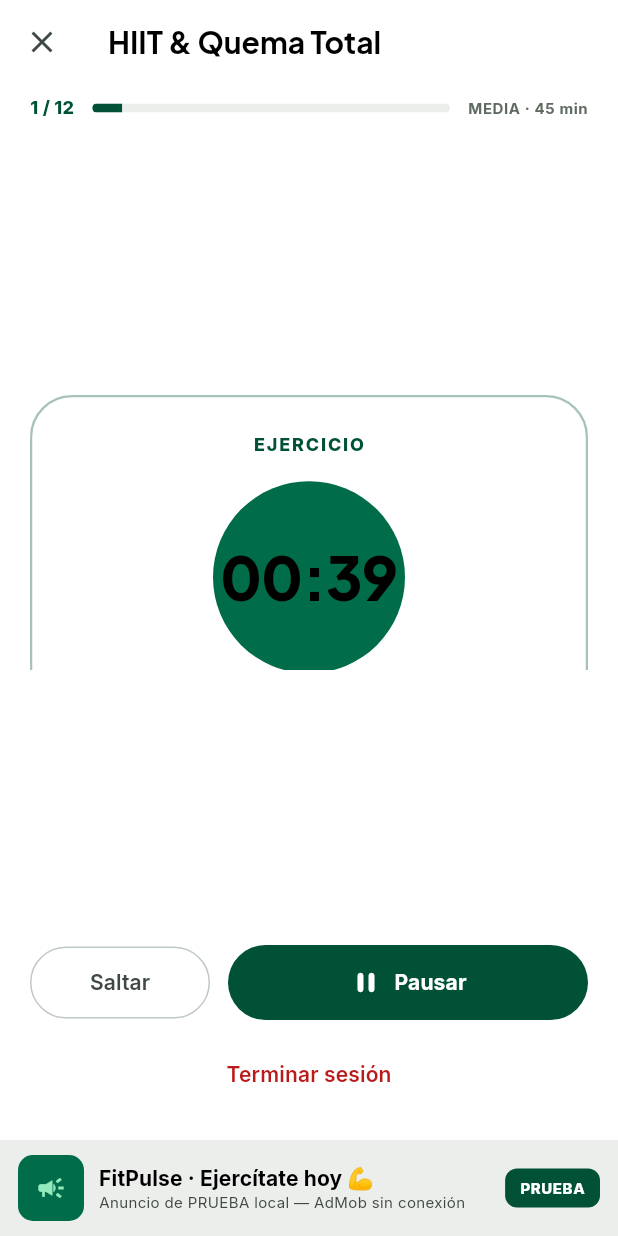
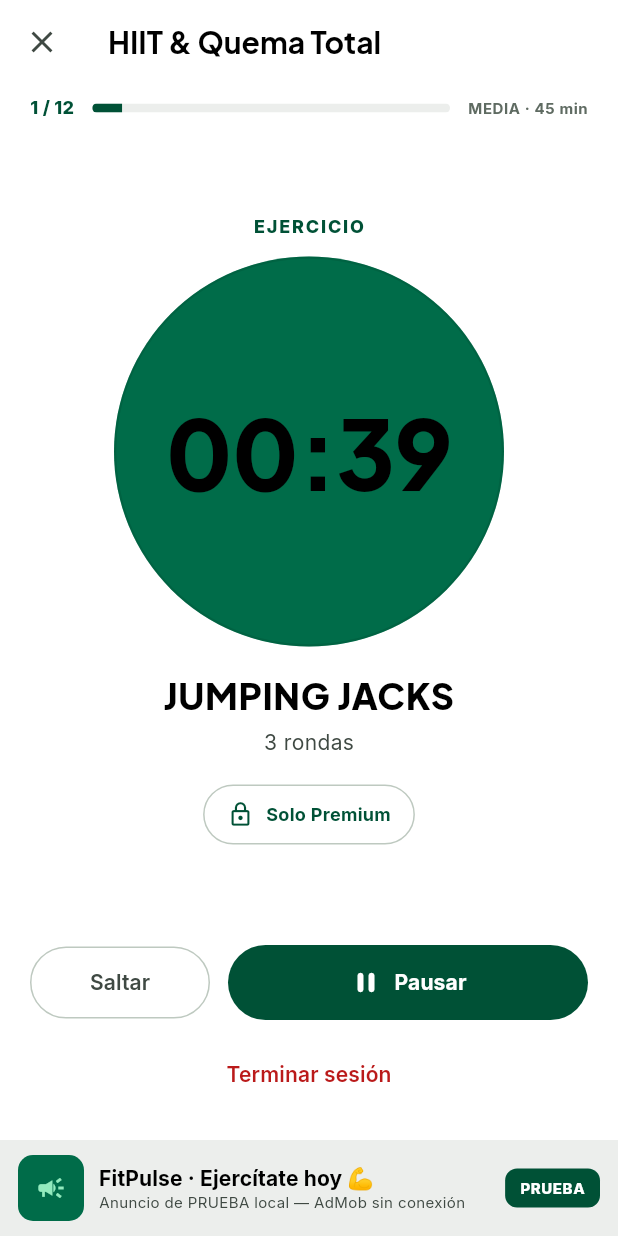
Before and after one commit to maurodev22/FitPulse, a Flutter app: the WorkoutPlayerScreen screen opened directly with sample values from the repository, on a phone screen of 412 x 824 dp. Run offline on Flutter 3.47's test engine with Material 3 defaults, Android fonts, the phone set to English and light mode, and no system bars; our stand-ins replace camera, flutter_local_notifications, google_mobile_ads, image_picker, pedometer, share_plus and 2 more; missing offline and left inert: google_mlkit_pose_detection, health; accounts and stored records are empty.

Commit message:
P11-P13: reproductor a pantalla completa, reps al final, coach IA Premium (sin push)

```diff
--- a/lib/screens/workout_player_screen.dart
+++ b/lib/screens/workout_player_screen.dart
@@ -204,7 +204,7 @@ class _WorkoutPlayerScreenState extends State<WorkoutPlayerScreen> {
         _enDescanso = false;
         _restante = _ejercicio.duracion;
       } else {
-        _finalizar();
+        _finalizar(ofrecerReps: true);
       }
     } else {
       // Trabajo terminado → descanso, o siguiente ejercicio sin descanso.
@@ -215,12 +215,61 @@ class _WorkoutPlayerScreenState extends State<WorkoutPlayerScreen> {
         _indice++;
         _restante = _ejercicio.duracion;
       } else {
-        _finalizar();
+        _finalizar(ofrecerReps: true);
       }
     }
   }
 
-  void _finalizar() {
+  /// P13: el entrenador con cámara es Premium. Sin Premium se muestra el
+  /// candado y al tocarlo se explica cómo activarlo (modo prueba).
+  Future<void> _mostrarAvisoPremium() async {
+    final strings = context.read<LocaleService>().strings;
+    final config = context.read<ConfigService>();
+    final activar = await showDialog<bool>(
+      context: context,
+      builder: (dialogContext) => AlertDialog(
+        backgroundColor: AppColors.surfaceLowest,
+        title: Text(
+          strings.wpPremiumCoachTitulo,
+          style: AppType.headlineSm.copyWith(
+            color: AppColors.onSurface,
+            fontWeight: FontWeight.w800,
+          ),
+        ),
+        content: Text(
+          strings.wpPremiumCoachMensaje,
+          style: AppType.bodyMd.copyWith(color: AppColors.onSurfaceVariant),
+        ),
+        actions: [
+          TextButton(
+            onPressed: () => Navigator.of(dialogContext).pop(false),
+            child: Text(
+              strings.prCancelar,
+              style: TextStyle(color: AppColors.onSurfaceVariant),
+            ),
+          ),
+          FilledButton(
+            style: FilledButton.styleFrom(
+              backgroundColor: AppColors.primary,
+              foregroundColor: AppColors.onPrimary,
+            ),
+            onPressed: () => Navigator.of(dialogContext).pop(true),
+            child: Text(
+              strings.pfActivarPremium,
+              style: const TextStyle(fontWeight: FontWeight.w700),
+            ),
+          ),
+        ],
+      ),
+    );
+    if (activar == true && mounted) {
+      await config.setPremium(true);
+      if (!mounted) return;
+      _abrirEntrenadorCamara();
+    }
+  }
+
+  Future<void> _finalizar({bool ofrecerReps = false}) async {
     _terminado = true;
     _timer?.cancel();
     final strings = context.read<LocaleService>().strings;
@@ -237,6 +286,12 @@ class _WorkoutPlayerScreenState extends State<WorkoutPlayerScreen> {
       state.rachaDias,
       reprogramar: state.profile.entrenamientoMatutino,
     );
+    // P12: al completar el último ejercicio se ofrece registrar la cuenta real
+    // del ejercicio final (no interrumpe el flujo de trabajo).
+    if (ofrecerReps && mounted) {
+      await _registrarReps();
+    }
+    if (!mounted) return;
     ScaffoldMessenger.of(context).showSnackBar(
       SnackBar(
         content: Text(strings.wpSesionCompletada(widget.program.nombre)),
@@ -265,6 +320,7 @@ class _WorkoutPlayerScreenState extends State<WorkoutPlayerScreen> {
   @override
   Widget build(BuildContext context) {
     final strings = context.watch<LocaleService>().strings;
+    final config = context.watch<ConfigService>();
     final total = widget.program.ejercicios.length;
     final progreso = (total == 0) ? 0.0 : (_indice + (_enDescanso ? 0 : 1)) / total;
     final intensidad = strings.wpIntensidad(widget.program.intensidad);
@@ -326,25 +382,14 @@ class _WorkoutPlayerScreenState extends State<WorkoutPlayerScreen> {
                   ),
                 ],
               ),
-              const Spacer(),
-              // Tarjeta central del ejercicio. En pantallas pequeñas (o con
-              // texto grande) puede scrollarse en lugar de desbordar.
-              Flexible(
-                child: SingleChildScrollView(
-                  child: Container(
-                    width: double.infinity,
-                    padding: const EdgeInsets.all(24),
-                decoration: BoxDecoration(
-                  color: AppColors.surfaceLowest,
-                  borderRadius: BorderRadius.circular(28),
-                  border: Border.all(
-                    color: _enDescanso
-                        ? AppColors.secondaryFixed.withValues(alpha: 0.5)
-                        : AppColors.primary.withValues(alpha: 0.35),
-                    width: 1.5,
-                  ),
-                ),
+              // P11: reloj protagonista — ocupa la zona central a pantalla
+              // completa sin scroll. FittedBox escala hacia abajo si la
+              // pantalla es pequeña o la fuente es 2.0× (sin desbordar).
+              Expanded(
+                child: FittedBox(
+                  fit: BoxFit.scaleDown,
                   child: Column(
+                    mainAxisSize: MainAxisSize.min,
                     children: [
                       Text(
                         _enDescanso ? strings.wpDescanso : strings.wpEjercicio,
@@ -356,33 +401,45 @@ class _WorkoutPlayerScreenState extends State<WorkoutPlayerScreen> {
                           letterSpacing: 1.2,
                         ),
                       ),
-                    const SizedBox(height: 16),
+                      const SizedBox(height: 12),
                       Container(
-                      width: 128,
-                      height: 128,
+                        width: 260,
+                        height: 260,
                         decoration: BoxDecoration(
                           shape: BoxShape.circle,
                           color: _enDescanso
                               ? AppColors.secondaryContainer
                               : AppColors.primaryContainer,
+                          border: Border.all(
+                            color: _enDescanso
+                                ? AppColors.secondaryFixed
+                                    .withValues(alpha: 0.5)
+                                : AppColors.primary.withValues(alpha: 0.35),
+                            width: 1.5,
+                          ),
                         ),
                         alignment: Alignment.center,
                         child: Text(
                           _mmss(_restante),
                           style: AppType.metricVal.copyWith(
                             color: AppColors.onSurface,
-                          fontSize: 40,
+                            fontSize: 64,
                           ),
                         ),
                       ),
-                    const SizedBox(height: 20),
-                    Text(
+                      const SizedBox(height: 16),
+                      ConstrainedBox(
+                        constraints: const BoxConstraints(maxWidth: 340),
+                        child: Text(
                           _ejercicio.nombre.toUpperCase(),
                           textAlign: TextAlign.center,
+                          maxLines: 2,
+                          overflow: TextOverflow.ellipsis,
                           style: AppType.headlineMd.copyWith(
                             color: AppColors.onSurface,
                             fontWeight: FontWeight.w800,
                             letterSpacing: 0.4,
+                          ),
                         ),
                       ),
                       if (_ejercicio.repeticiones.isNotEmpty) ...[
@@ -394,8 +451,11 @@ class _WorkoutPlayerScreenState extends State<WorkoutPlayerScreen> {
                           ),
                         ),
                       ],
-                    if (!_enDescanso && _tipoCoachable != TipoPostura.libre) ...[
+                      // P13: coach de cámara = Premium (candado sin Premium).
+                      if (!_enDescanso &&
+                          _tipoCoachable != TipoPostura.libre) ...[
                         const SizedBox(height: 14),
+                        if (config.premiumEnabled)
                           TextButton.icon(
                             onPressed: _abrirEntrenadorCamara,
                             icon: Icon(
@@ -410,12 +470,10 @@ class _WorkoutPlayerScreenState extends State<WorkoutPlayerScreen> {
                                 fontWeight: FontWeight.w700,
                               ),
                             ),
-                      ),
-                    ],
-                    if (!_enDescanso) ...[
-                      const SizedBox(height: 12),
+                          )
+                        else
                           OutlinedButton.icon(
-                        onPressed: _registrarReps,
+                            onPressed: _mostrarAvisoPremium,
                             style: OutlinedButton.styleFrom(
                               foregroundColor: AppColors.primary,
                               side: BorderSide(color: AppColors.outlineVariant),
@@ -427,9 +485,9 @@ class _WorkoutPlayerScreenState extends State<WorkoutPlayerScreen> {
                                 borderRadius: BorderRadius.circular(999),
                               ),
                             ),
-                        icon: const Icon(Icons.onetwothree, size: 18),
+                            icon: const Icon(Icons.lock_outline, size: 18),
                             label: Text(
-                          strings.wpRegistrarReps,
+                              strings.wpCorregirPosturaPremium,
                               style: AppType.labelMd.copyWith(
                                 color: AppColors.primary,
                                 fontWeight: FontWeight.w700,
@@ -441,8 +499,6 @@ class _WorkoutPlayerScreenState extends State<WorkoutPlayerScreen> {
                   ),
                 ),
               ),
-          ),
-          const Spacer(),
           // Controles.
           Row(
                 children: [
--- a/lib/services/locale_service.dart
+++ b/lib/services/locale_service.dart
@@ -655,6 +655,16 @@ class AppStrings {
   String get wpDescanso => _t('DESCANSO', 'REST');
   String get wpEjercicio => _t('EJERCICIO', 'EXERCISE');
   String get wpCorregirPostura => _t('Corregir postura con cámara', 'Fix posture with camera');
+  String get wpCorregirPosturaPremium => _t('Solo Premium', 'Premium only');
+  String get wpPremiumCoachTitulo =>
+      _t('Entrenador con cámara · Solo Premium', 'Camera coach · Premium only');
+  String get wpPremiumCoachMensaje => _t(
+      'La corrección de postura con IA en cámara es una función de FitPulse '
+      'Premium: análisis 100 % local en tu móvil (la cámara no graba ni sube '
+      'nada). Activa Premium para desbloquearla.',
+      'On-camera AI posture coaching is a FitPulse Premium feature: 100 % '
+      'on-device analysis (the camera never records or uploads anything). '
+      'Enable Premium to unlock it.');
   String get wpSaltar => _t('Saltar', 'Skip');
   String get wpReanudar => _t('Reanudar', 'Resume');
   String get wpPausar => _t('Pausar', 'Pause');
```
Also changed, not shown: 1 other file. Lines whose indentation alone changed are shown as unchanged.
